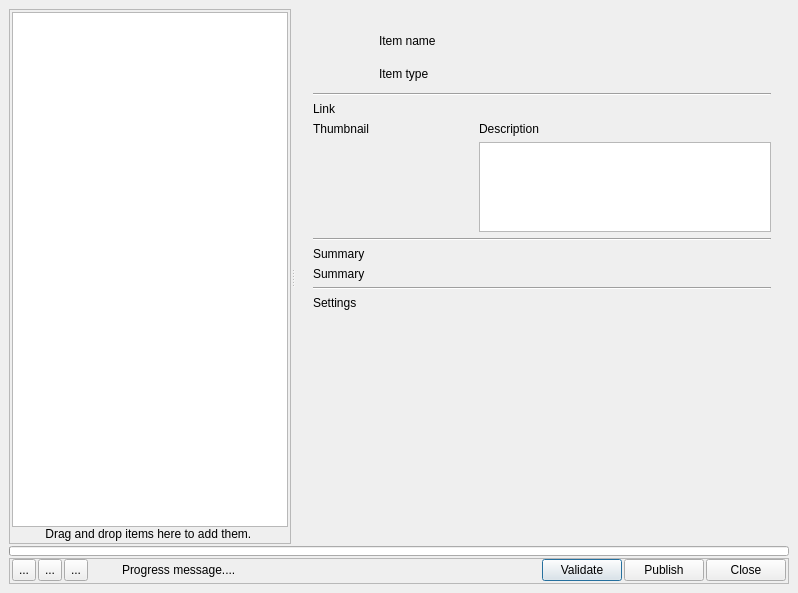
Above: resources/dialog.ui from shotgunsoftware/tk-multi-publish2 before the change. Below: the same form after it.
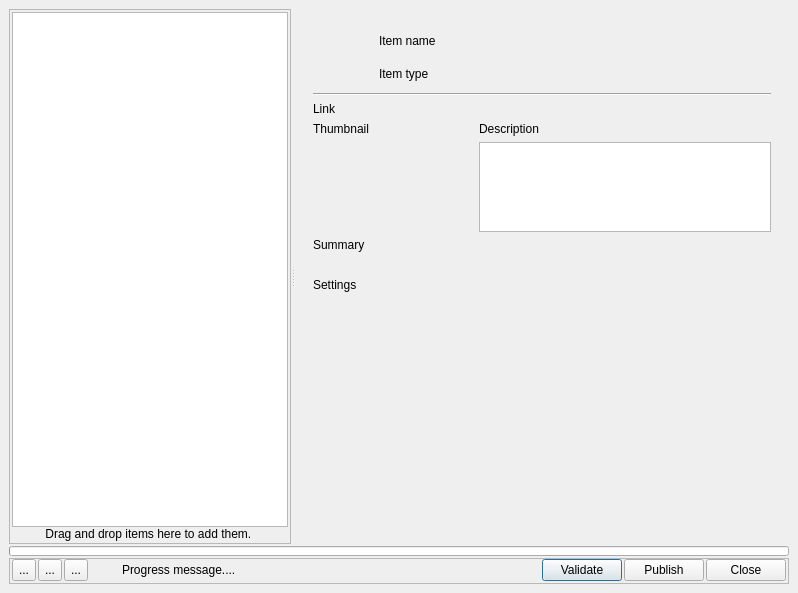
That is the form after the change. Icons and pictures are not drawn. Custom widgets are drawn as their Qt base class.

What changed in the file:
```diff
--- a/resources/dialog.ui
+++ b/resources/dialog.ui
@@ -349,13 +349,6 @@
                  </item>
                 </layout>
                </item>
-               <item>
-                <widget class="Line" name="item_divider_3">
-                 <property name="orientation">
-                  <enum>Qt::Horizontal</enum>
-                 </property>
-                </widget>
-               </item>
                <item>
                 <widget class="QLabel" name="item_summary_label">
                  <property name="text">
@@ -366,14 +359,7 @@
                <item>
                 <widget class="QLabel" name="item_summary">
                  <property name="text">
-                  <string>Summary</string>
-                 </property>
-                </widget>
-               </item>
-               <item>
-                <widget class="Line" name="item_divider_2">
-                 <property name="orientation">
-                  <enum>Qt::Horizontal</enum>
+                  <string/>
                  </property>
                 </widget>
                </item>
```
